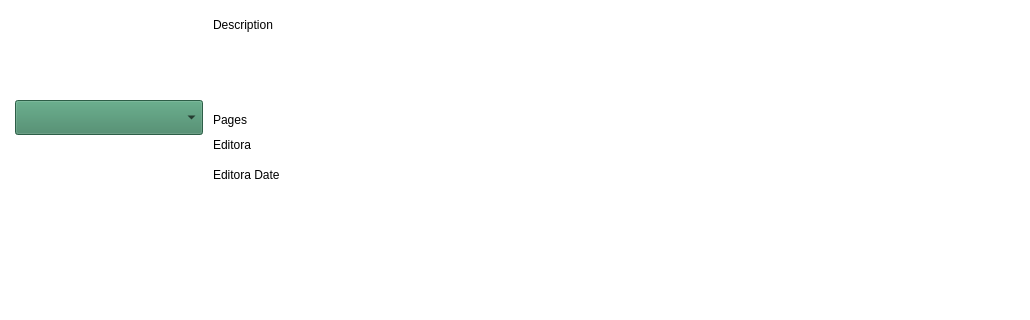
Qt form qt/book.ui (vperezcar/My-Bookshelf) before a commit; both pictures show x 0 to 1030 and y 140 to 460 of the 1030 by 630 pixel window.
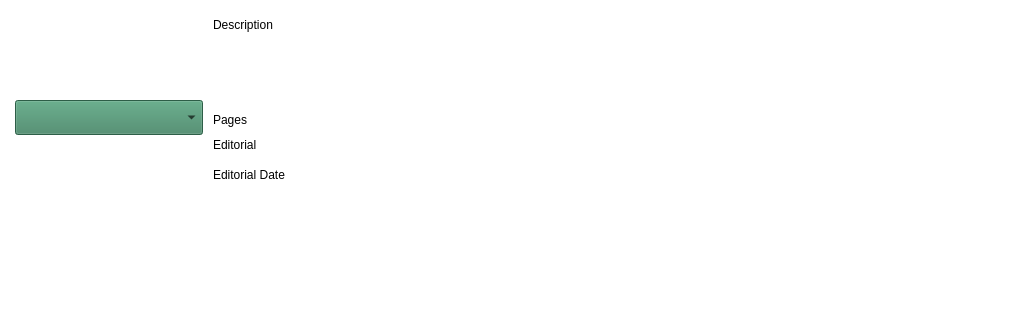
The same form after that commit. Icons and pictures are not drawn.

Commit message: Added advanced search functionality and updated date to the books that has been read

Patch:
```diff
--- a/qt/book.ui
+++ b/qt/book.ui
@@ -209,7 +209,7 @@
 color: rgb(0, 0, 0);</string>
     </property>
     <property name="text">
-     <string>Editora</string>
+     <string>Editorial</string>
     </property>
    </widget>
    <widget class="QLabel" name="numberOfPagesLabel">
@@ -243,7 +243,7 @@
 color: rgb(0, 0, 0);</string>
     </property>
     <property name="text">
-     <string>Editora Date</string>
+     <string>Editorial Date</string>
     </property>
    </widget>
   </widget>
```
The commit also changes 14 other files.
